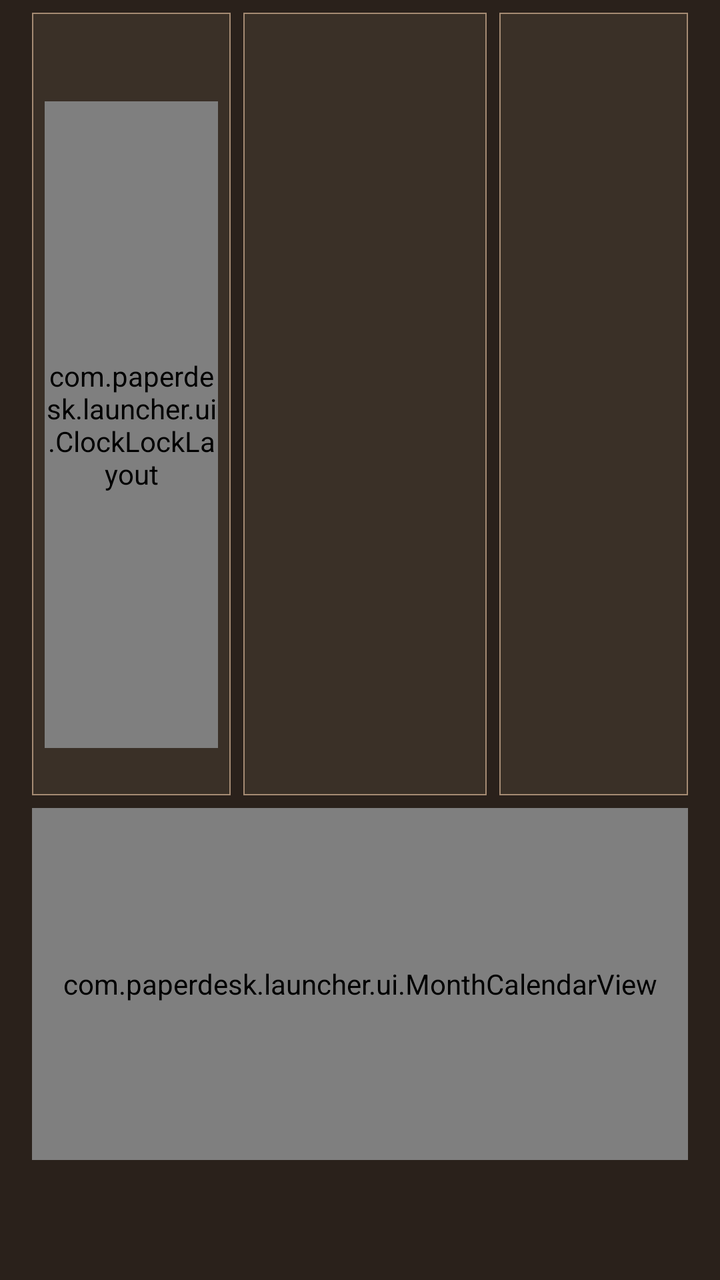
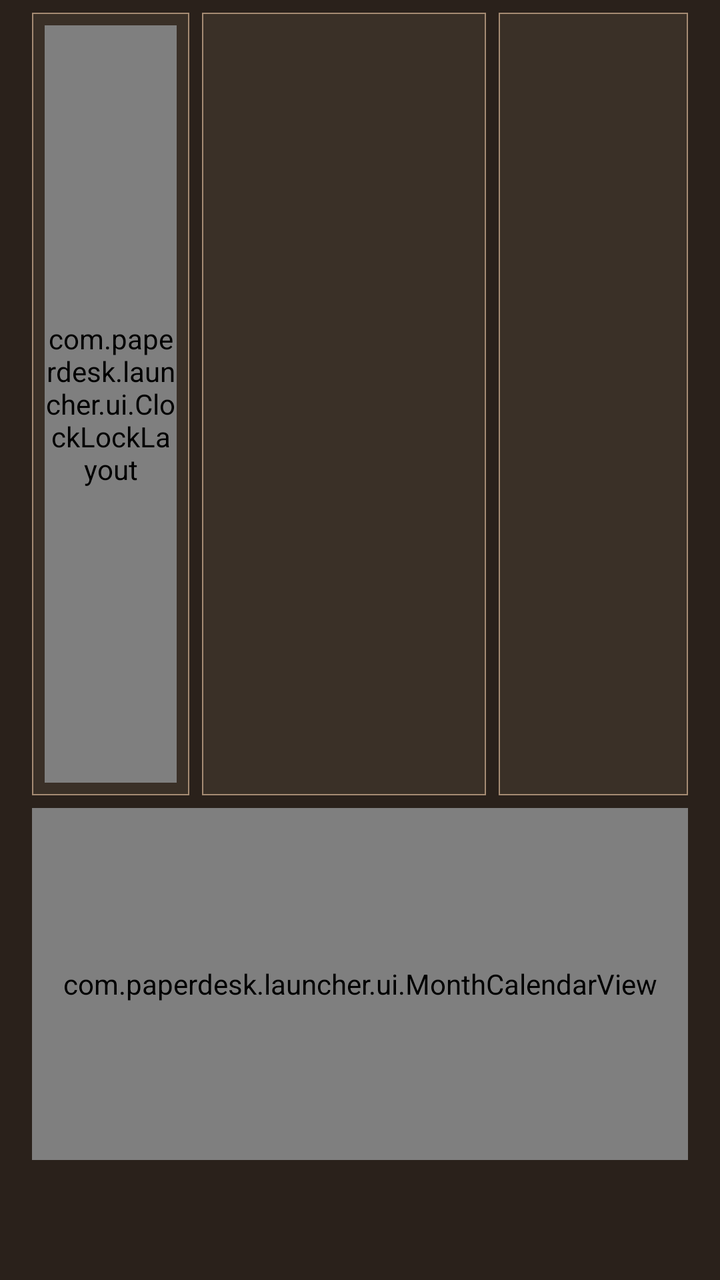

Screens rendered from an Android XML layout before and after an edit, with the pre-edit source and the edit as a unified diff.
<!-- AndroidManifest.xml: application theme Theme.PaperDesk -->
<!-- res/layout/page_desk.xml -->
<?xml version="1.0" encoding="utf-8"?>
<FrameLayout xmlns:android="http://schemas.android.com/apk/res/android"
    android:layout_width="match_parent"
    android:layout_height="match_parent"
    android:background="@color/earth_canvas_desk">

    <LinearLayout
        android:id="@+id/deskOpen"
        android:layout_width="match_parent"
        android:layout_height="match_parent"
        android:orientation="vertical"
        android:paddingLeft="@dimen/page_pad_h"
        android:paddingTop="@dimen/space_8"
        android:paddingRight="@dimen/page_pad_h">

        <LinearLayout
            android:layout_width="match_parent"
            android:layout_height="0dp"
            android:layout_weight="1"
            android:orientation="horizontal">

            <LinearLayout
                android:layout_width="0dp"
                android:layout_height="match_parent"
                android:layout_weight="0.9"
                android:background="@drawable/bg_card"
                android:gravity="center_horizontal"
                android:orientation="vertical"
                android:padding="@dimen/space_8">

                <TextView android:id="@+id/clockSam" style="@style/Desk.Section" android:layout_width="match_parent" android:layout_height="wrap_content" android:gravity="center" android:textColor="@color/accent" />
                <TextView android:id="@+id/clockMasaPaksha" style="@style/Desk.Body2" android:layout_width="match_parent" android:layout_height="wrap_content" android:gravity="center" />

                <com.paperdesk.launcher.ui.ClockLockLayout
                    android:id="@+id/clockLockArea"
                    android:layout_width="match_parent"
                    android:layout_height="0dp"
                    android:layout_weight="1"
                    android:gravity="center"
                    android:orientation="vertical">
                    <com.paperdesk.launcher.ui.AnalogClockView
                        android:id="@+id/analogClock"
                        android:layout_width="match_parent"
                        android:layout_height="match_parent"
                        android:importantForAccessibility="no"
                        android:scaleX="0.78"
                        android:scaleY="0.78" />
                </com.paperdesk.launcher.ui.ClockLockLayout>

                <TextView android:id="@+id/clockDate" style="@style/Desk.Body2" android:layout_width="match_parent" android:layout_height="wrap_content" android:gravity="center" />
            </LinearLayout>

            <LinearLayout
                android:id="@+id/panchangaCol"
                android:layout_width="0dp"
                android:layout_height="match_parent"
                android:layout_marginLeft="@dimen/space_8"
                android:layout_weight="1.1"
                android:background="@drawable/bg_card"
                android:gravity="center_vertical"
                android:orientation="vertical"
                android:padding="@dimen/space_16">
                <LinearLayout
                    android:layout_width="match_parent"
                    android:layout_height="wrap_content"
                    android:gravity="center_vertical"
                    android:orientation="horizontal">
                    <LinearLayout
                        android:layout_width="0dp"
                        android:layout_height="wrap_content"
                        android:layout_weight="1.2"
                        android:orientation="vertical">
                        <TextView android:id="@+id/panchangaVara" style="@style/Desk.Body2" android:layout_width="match_parent" android:layout_height="wrap_content" />
                        <TextView android:id="@+id/panchangaTithi" style="@style/Desk.Section" android:layout_width="match_parent" android:layout_height="wrap_content" android:layout_marginTop="@dimen/space_4" android:textColor="@color/accent" />
                        <TextView android:id="@+id/panchangaNak" style="@style/Desk.Body2" android:layout_width="match_parent" android:layout_height="wrap_content" android:layout_marginTop="@dimen/space_4" />
                    </LinearLayout>
                    <LinearLayout
                        android:layout_width="0dp"
                        android:layout_height="wrap_content"
                        android:layout_marginLeft="@dimen/space_8"
                        android:layout_weight="0.8"
                        android:orientation="vertical">
                        <TextView android:id="@+id/panchangaKarana" style="@style/Desk.Meta" android:layout_width="match_parent" android:layout_height="wrap_content" />
                        <TextView android:id="@+id/panchangaAyana" style="@style/Desk.Meta" android:layout_width="match_parent" android:layout_height="wrap_content" android:layout_marginTop="@dimen/space_8" />
                        <TextView android:id="@+id/panchangaRitu" style="@style/Desk.Meta" android:layout_width="match_parent" android:layout_height="wrap_content" android:layout_marginTop="@dimen/space_8" />
                    </LinearLayout>
                </LinearLayout>
            </LinearLayout>

            <LinearLayout
                android:layout_width="0dp"
                android:layout_height="match_parent"
                android:layout_marginLeft="@dimen/space_8"
                android:layout_weight="0.85"
                android:background="@drawable/bg_card"
                android:gravity="center_vertical"
                android:orientation="vertical"
                android:padding="@dimen/space_16">
                <TextView
                    android:id="@+id/todayEventsTitle"
                    style="@style/Desk.Meta"
                    android:layout_width="match_parent"
                    android:layout_height="wrap_content"
                    android:textColor="@color/white_70" />
                <TextView
                    android:id="@+id/dayEvent"
                    style="@style/Desk.Section"
                    android:layout_width="match_parent"
                    android:layout_height="wrap_content"
                    android:layout_marginTop="@dimen/space_8"
                    android:textColor="@color/accent" />
            </LinearLayout>
        </LinearLayout>

        <com.paperdesk.launcher.ui.MonthCalendarView
            android:id="@+id/calendar"
            android:layout_width="match_parent"
            android:layout_height="176dp"
            android:layout_marginTop="@dimen/space_8"
            android:background="@drawable/bg_card" />

        <View android:layout_width="match_parent" android:layout_height="@dimen/chrome_bar" />
    </LinearLayout>
</FrameLayout>
<!-- resources referenced by this layout -->
<resources>
  <color name="accent">#C96F45</color>
  <color name="earth_canvas_desk">#2A211B</color>
  <color name="white_70">#B3FFFFFF</color>
  <dimen name="chrome_bar">60dp</dimen>
  <dimen name="page_pad_h">16dp</dimen>
  <dimen name="space_16">12.8dp</dimen>
  <dimen name="space_4">3.2dp</dimen>
  <dimen name="space_8">6.4dp</dimen>
  <style name="Desk.Body2" parent="Desk">
          <item name="android:textSize">@dimen/type_body2</item>
          <item name="android:fontWeight">400</item>
          <item name="android:textStyle">normal</item>
          <item name="android:textColor">@color/white_70</item>
      </style>
  <style name="Desk.Meta" parent="Desk">
          <item name="android:textSize">@dimen/type_meta</item>
          <item name="android:fontWeight">400</item>
          <item name="android:textStyle">normal</item>
          <item name="android:textColor">@color/white_55</item>
      </style>
  <style name="Desk.Section" parent="Desk">
          <item name="android:textSize">@dimen/type_section</item>
          <item name="android:fontWeight">500</item>
          <item name="android:textStyle">normal</item>
          <item name="android:textColor">@color/white</item>
      </style>
  <dimen name="stroke_hairline">0.5dp</dimen>
  <color name="divider">#A58B73</color>
  <color name="surface_1">#3A3027</color>
  <style name="Desk">
          <item name="android:fontFamily">sans-serif</item>
          <item name="android:textColor">@color/white</item>
      </style>
  <dimen name="type_body2">12.8sp</dimen>
  <dimen name="type_meta">11.2sp</dimen>
  <color name="white_55">#8CFFFFFF</color>
  <dimen name="type_section">15.2sp</dimen>
  <color name="white">#FFFFFF</color>
  <color name="black">#000000</color>
  <color name="carbon_support_error">#FA4D56</color>
  <color name="carbon_gray_80">#393939</color>
  <style name="ShapeAppearance.PaperDesk" parent="ShapeAppearance.MaterialComponents">
          <item name="cornerFamily">rounded</item>
          <item name="cornerSize">0dp</item>
      </style>
  <style name="Desk.Link" parent="Desk.Meta">
          <item name="android:padding">@dimen/space_8</item>
          <item name="android:minHeight">@dimen/touch</item>
          <item name="android:gravity">center</item>
          <item name="android:clickable">true</item>
          <item name="android:focusable">true</item>
      </style>
  <style name="Desk.Check" parent="Widget.AppCompat.CompoundButton.CheckBox">
          <item name="android:button">@drawable/bg_checkbox</item>
      </style>
  <color name="accent_70">#B3C96F45</color>
  <dimen name="btn_h">32dp</dimen>
  <dimen name="type_btn">12.8sp</dimen>
  <dimen name="touch">40dp</dimen>
  <!-- drawable bg_dialog (drawable) -->
  <?xml version="1.0" encoding="utf-8"?>
  <shape xmlns:android="http://schemas.android.com/apk/res/android"
      android:shape="rectangle">
      <solid android:color="@color/black" />
      <stroke
          android:width="@dimen/stroke"
          android:color="@color/white" />
  </shape>
  <style name="Desk.DialogButton.Positive" parent="Desk.DialogButton">
          <item name="android:textColor">@color/accent</item>
      </style>
  <style name="Desk.DialogButton.Negative" parent="Desk.DialogButton">
          <item name="android:textColor">@color/white_70</item>
      </style>
  <color name="surface_2">#4A3D31</color>
  <dimen name="check">16dp</dimen>
  <dimen name="stroke">0.5dp</dimen>
  <style name="Desk.DialogButton" parent="Widget.AppCompat.Button.ButtonBar.AlertDialog">
          <item name="android:background">@color/black</item>
          <item name="android:minHeight">48dp</item>
          <item name="android:textSize">18sp</item>
      </style>
  <!-- unchanged entries left out for length: 8 -->
</resources>

<!-- the commit's change to res/layout/page_desk.xml (unified diff, before → after) -->
@@ -22,20 +22,16 @@
             <LinearLayout
                 android:layout_width="0dp"
                 android:layout_height="match_parent"
-                android:layout_weight="0.9"
+                android:layout_weight="0.75"
                 android:background="@drawable/bg_card"
                 android:gravity="center_horizontal"
                 android:orientation="vertical"
                 android:padding="@dimen/space_8">
 
-                <TextView android:id="@+id/clockSam" style="@style/Desk.Section" android:layout_width="match_parent" android:layout_height="wrap_content" android:gravity="center" android:textColor="@color/accent" />
-                <TextView android:id="@+id/clockMasaPaksha" style="@style/Desk.Body2" android:layout_width="match_parent" android:layout_height="wrap_content" android:gravity="center" />
-
                 <com.paperdesk.launcher.ui.ClockLockLayout
                     android:id="@+id/clockLockArea"
                     android:layout_width="match_parent"
-                    android:layout_height="0dp"
-                    android:layout_weight="1"
+                    android:layout_height="match_parent"
                     android:gravity="center"
                     android:orientation="vertical">
                     <com.paperdesk.launcher.ui.AnalogClockView
@@ -43,11 +39,9 @@
                         android:layout_width="match_parent"
                         android:layout_height="match_parent"
                         android:importantForAccessibility="no"
-                        android:scaleX="0.78"
-                        android:scaleY="0.78" />
+                        android:scaleX="0.92"
+                        android:scaleY="0.92" />
                 </com.paperdesk.launcher.ui.ClockLockLayout>
-
-                <TextView android:id="@+id/clockDate" style="@style/Desk.Body2" android:layout_width="match_parent" android:layout_height="wrap_content" android:gravity="center" />
             </LinearLayout>
 
             <LinearLayout
@@ -55,11 +49,14 @@
                 android:layout_width="0dp"
                 android:layout_height="match_parent"
                 android:layout_marginLeft="@dimen/space_8"
-                android:layout_weight="1.1"
+                android:layout_weight="1.35"
                 android:background="@drawable/bg_card"
                 android:gravity="center_vertical"
                 android:orientation="vertical"
-                android:padding="@dimen/space_16">
+                android:paddingLeft="@dimen/space_16"
+                android:paddingTop="@dimen/space_8"
+                android:paddingRight="@dimen/space_16"
+                android:paddingBottom="@dimen/space_8">
                 <LinearLayout
                     android:layout_width="match_parent"
                     android:layout_height="wrap_content"
@@ -70,9 +67,10 @@
                         android:layout_height="wrap_content"
                         android:layout_weight="1.2"
                         android:orientation="vertical">
+                        <TextView android:id="@+id/clockSam" style="@style/Desk.Section" android:layout_width="match_parent" android:layout_height="wrap_content" android:textColor="@color/accent" />
+                        <TextView android:id="@+id/clockMasaPaksha" style="@style/Desk.Body2" android:layout_width="match_parent" android:layout_height="wrap_content" android:layout_marginTop="@dimen/space_4" />
                         <TextView android:id="@+id/panchangaVara" style="@style/Desk.Body2" android:layout_width="match_parent" android:layout_height="wrap_content" />
                         <TextView android:id="@+id/panchangaTithi" style="@style/Desk.Section" android:layout_width="match_parent" android:layout_height="wrap_content" android:layout_marginTop="@dimen/space_4" android:textColor="@color/accent" />
-                        <TextView android:id="@+id/panchangaNak" style="@style/Desk.Body2" android:layout_width="match_parent" android:layout_height="wrap_content" android:layout_marginTop="@dimen/space_4" />
                     </LinearLayout>
                     <LinearLayout
                         android:layout_width="0dp"
@@ -80,9 +78,10 @@
                         android:layout_marginLeft="@dimen/space_8"
                         android:layout_weight="0.8"
                         android:orientation="vertical">
-                        <TextView android:id="@+id/panchangaKarana" style="@style/Desk.Meta" android:layout_width="match_parent" android:layout_height="wrap_content" />
-                        <TextView android:id="@+id/panchangaAyana" style="@style/Desk.Meta" android:layout_width="match_parent" android:layout_height="wrap_content" android:layout_marginTop="@dimen/space_8" />
-                        <TextView android:id="@+id/panchangaRitu" style="@style/Desk.Meta" android:layout_width="match_parent" android:layout_height="wrap_content" android:layout_marginTop="@dimen/space_8" />
+                        <TextView android:id="@+id/panchangaNak" style="@style/Desk.Body2" android:layout_width="match_parent" android:layout_height="wrap_content" />
+                        <TextView android:id="@+id/panchangaKarana" style="@style/Desk.Meta" android:layout_width="match_parent" android:layout_height="wrap_content" android:layout_marginTop="@dimen/space_4" />
+                        <TextView android:id="@+id/panchangaAyana" style="@style/Desk.Meta" android:layout_width="match_parent" android:layout_height="wrap_content" android:layout_marginTop="@dimen/space_4" />
+                        <TextView android:id="@+id/panchangaRitu" style="@style/Desk.Meta" android:layout_width="match_parent" android:layout_height="wrap_content" android:layout_marginTop="@dimen/space_4" />
                     </LinearLayout>
                 </LinearLayout>
             </LinearLayout>
@@ -91,16 +90,29 @@
                 android:layout_width="0dp"
                 android:layout_height="match_parent"
                 android:layout_marginLeft="@dimen/space_8"
-                android:layout_weight="0.85"
+                android:layout_weight="0.9"
                 android:background="@drawable/bg_card"
                 android:gravity="center_vertical"
                 android:orientation="vertical"
                 android:padding="@dimen/space_16">
                 <TextView
+                    android:id="@+id/todayWeek"
+                    style="@style/Desk.Section"
+                    android:layout_width="match_parent"
+                    android:layout_height="wrap_content"
+                    android:textColor="@color/white" />
+                <TextView
+                    android:id="@+id/clockDate"
+                    style="@style/Desk.Body2"
+                    android:layout_width="match_parent"
+                    android:layout_height="wrap_content"
+                    android:layout_marginTop="@dimen/space_4" />
+                <TextView
                     android:id="@+id/todayEventsTitle"
                     style="@style/Desk.Meta"
                     android:layout_width="match_parent"
                     android:layout_height="wrap_content"
+                    android:layout_marginTop="@dimen/space_8"
                     android:textColor="@color/white_70" />
                 <TextView
                     android:id="@+id/dayEvent"
